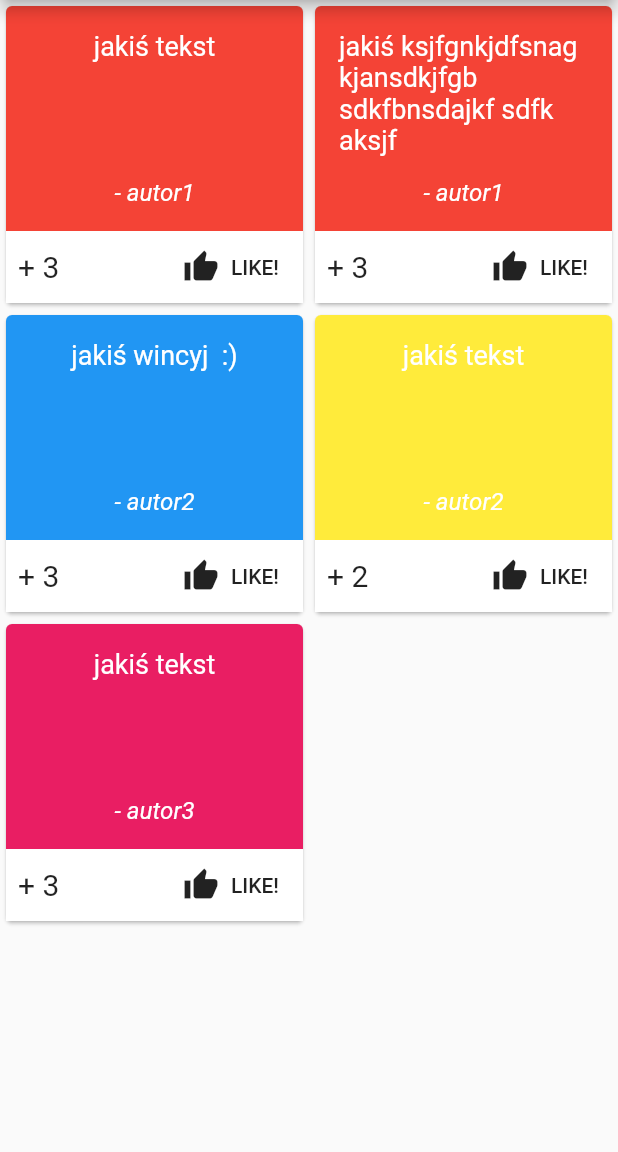
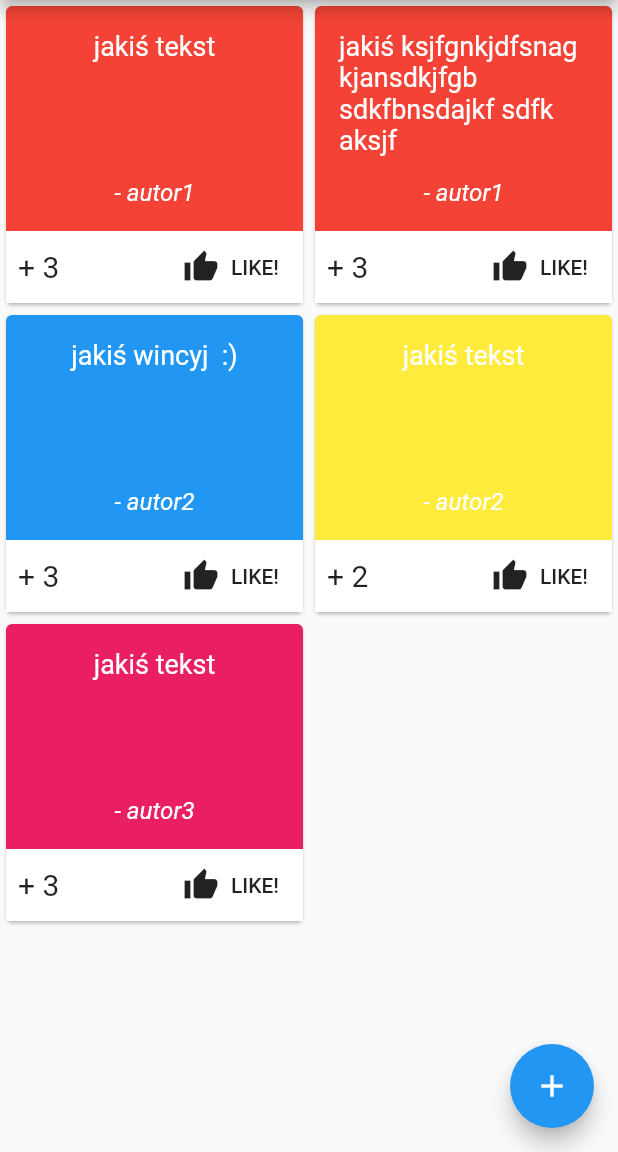
Before and after one commit to MarcinusX/backlog_app, a Flutter app: the screen it shows after launch, on a phone screen of 412 x 824 dp, the part 84-1236 px from its top. Run offline on Flutter 3.47's test engine with Material 2 defaults, Android fonts, the phone set to English and light mode, and no system bars.

```diff
--- a/lib/widget/backlog_list_page.dart
+++ b/lib/widget/backlog_list_page.dart
@@ -1,4 +1,5 @@
 import 'package:backlog_app/model/note.dart';
+import 'package:backlog_app/widget/new_note_page.dart';
 import 'package:backlog_app/widget/note_card.dart';
 import 'package:flutter/material.dart';
 
@@ -24,6 +25,21 @@ class BacklogListPage extends StatelessWidget {
           return NoteCard(note: note);
         }).toList(),
       ),
+      floatingActionButton: _MyFloatingActionButton(),
     );
   }
 }
+
+class _MyFloatingActionButton extends StatelessWidget {
+  @override
+  Widget build(BuildContext context) {
+    return FloatingActionButton(
+      child: Icon(Icons.add),
+      onPressed: () {
+        Navigator.of(context).push(MaterialPageRoute(
+          builder: (context) => NewNotePage(),
+        ));
+      },
+    );
+  }
+}
```
Also changed, not shown: lib/widget/new_note_page.dart (added, +47 -0 lines).
